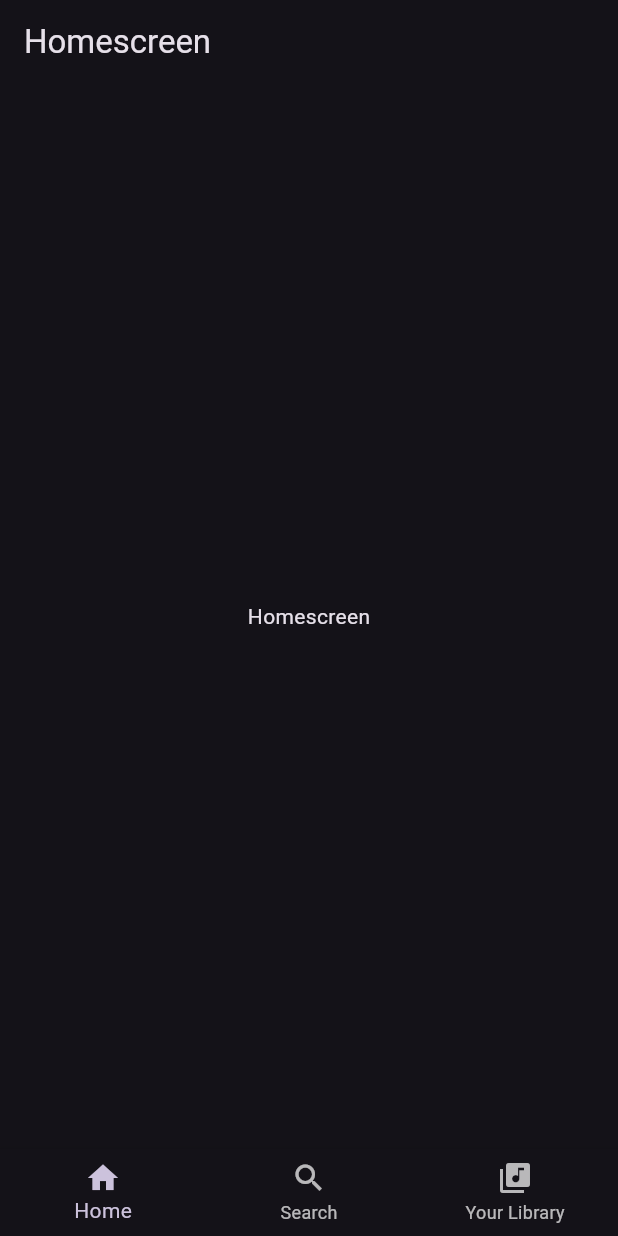
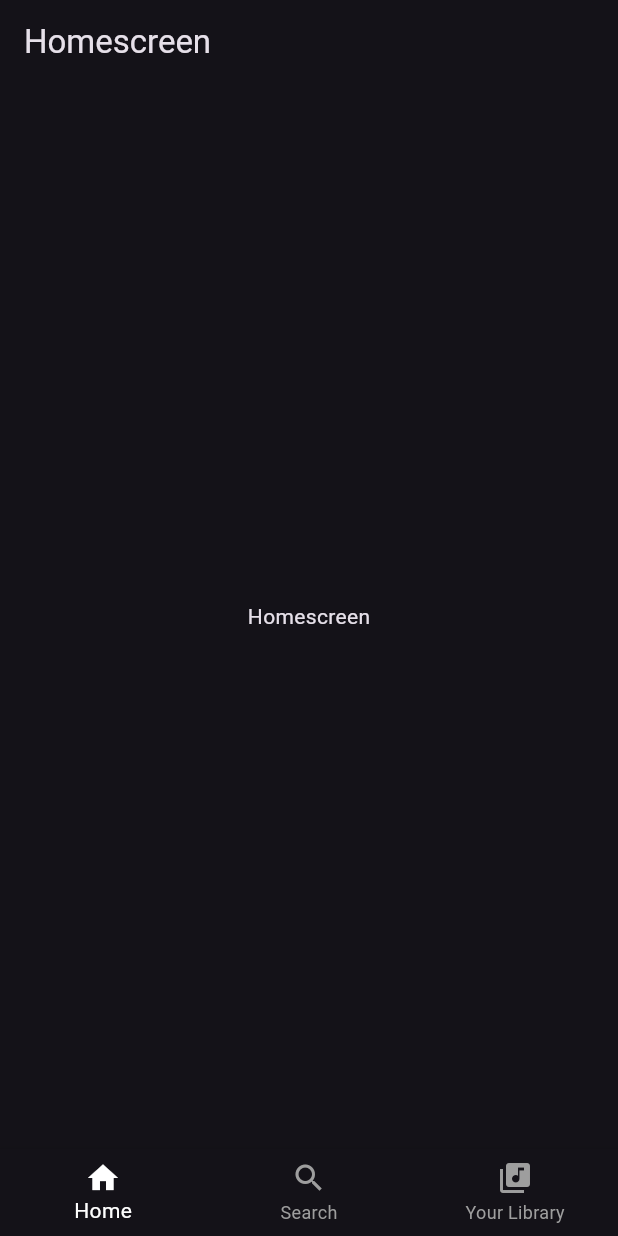
Before and after one commit to Gabe239/flutter-project01, a Flutter app: the screen it shows after launch, on a phone screen of 412 x 824 dp. Run offline on Flutter 3.47's test engine with Material 3 defaults, Android fonts, the phone set to English and light mode, and no system bars.

Commit message:
Updated colour

```diff
--- a/lib/main.dart
+++ b/lib/main.dart
@@ -18,6 +18,9 @@ class App extends StatelessWidget {
       initialRoute: AppRoutes.initialRoute,
       routes: AppRoutes.routes,
       onGenerateRoute: AppRoutes.onGenerateRoute,
+      theme: ThemeData(
+        scaffoldBackgroundColor: Colors.black, // Set scaffold background color here
+      ),
     );
   }
 }
--- a/lib/navigations/navigation_bar.dart
+++ b/lib/navigations/navigation_bar.dart
@@ -15,6 +15,9 @@ class _TabbarState extends State<Tabbar> {
   Widget build(BuildContext context) {
     return Scaffold(
       bottomNavigationBar: BottomNavigationBar(
+
+        selectedItemColor: Colors.white, // Set selected item color
+        unselectedItemColor: Colors.grey, // Set unselected item color
         currentIndex: _selectedTab,
         onTap: (index) {
           setState(() {
@@ -49,6 +52,8 @@ class _TabbarState extends State<Tabbar> {
   Widget _buildTabScreen(int tabIndex, String routeName) {
     return Offstage(
       offstage: _selectedTab != tabIndex,
+      child: Container(
+        color: Colors.black, // Set main screen background color to black
         child: Navigator(
           key: GlobalKey(),
           onGenerateRoute: (settings) {
@@ -57,6 +62,7 @@ class _TabbarState extends State<Tabbar> {
             );
           },
         ),
+      ),
     );
   }
 }
```
Lines whose indentation alone changed are shown as unchanged.
